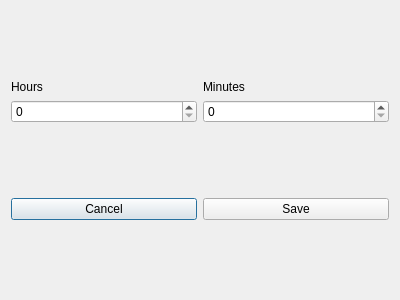
Qt form timerselection.ui (MikeParadox/study_timer) before a commit.
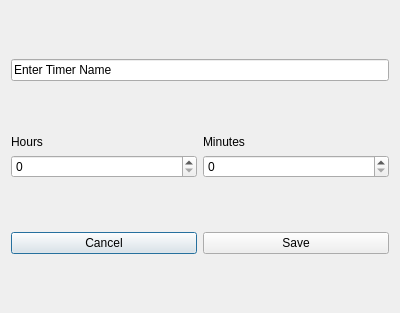
The same form after that commit.

Commit message: Added label to every timer. Solved problem when reset button set the timer to initial time instead of last time set

What changed in the file:
```diff
--- a/timerselection.ui
+++ b/timerselection.ui
@@ -7,14 +7,32 @@
     <x>0</x>
     <y>0</y>
     <width>400</width>
-    <height>300</height>
+    <height>313</height>
    </rect>
   </property>
   <property name="windowTitle">
    <string>Select Time</string>
   </property>
   <layout class="QGridLayout" name="gridLayout">
-   <item row="0" column="0">
+   <item row="2" column="0">
+    <layout class="QHBoxLayout" name="horizontalLayout_2">
+     <item>
+      <widget class="QPushButton" name="canc">
+       <property name="text">
+        <string>Cancel</string>
+       </property>
+      </widget>
+     </item>
+     <item>
+      <widget class="QPushButton" name="save">
+       <property name="text">
+        <string>Save</string>
+       </property>
+      </widget>
+     </item>
+    </layout>
+   </item>
+   <item row="1" column="0">
     <layout class="QGridLayout" name="gridLayout_2">
      <item row="0" column="1">
       <widget class="QLabel" name="label_2">
@@ -58,23 +76,12 @@
      </item>
     </layout>
    </item>
-   <item row="1" column="0">
-    <layout class="QHBoxLayout" name="horizontalLayout_2">
-     <item>
-      <widget class="QPushButton" name="canc">
-       <property name="text">
-        <string>Cancel</string>
-       </property>
-      </widget>
-     </item>
-     <item>
-      <widget class="QPushButton" name="save">
-       <property name="text">
-        <string>Save</string>
-       </property>
-      </widget>
-     </item>
-    </layout>
+   <item row="0" column="0">
+    <widget class="QLineEdit" name="timerNameSelection">
+     <property name="text">
+      <string>Enter Timer Name</string>
+     </property>
+    </widget>
    </item>
   </layout>
  </widget>
```
The commit also changes 30 other files.
